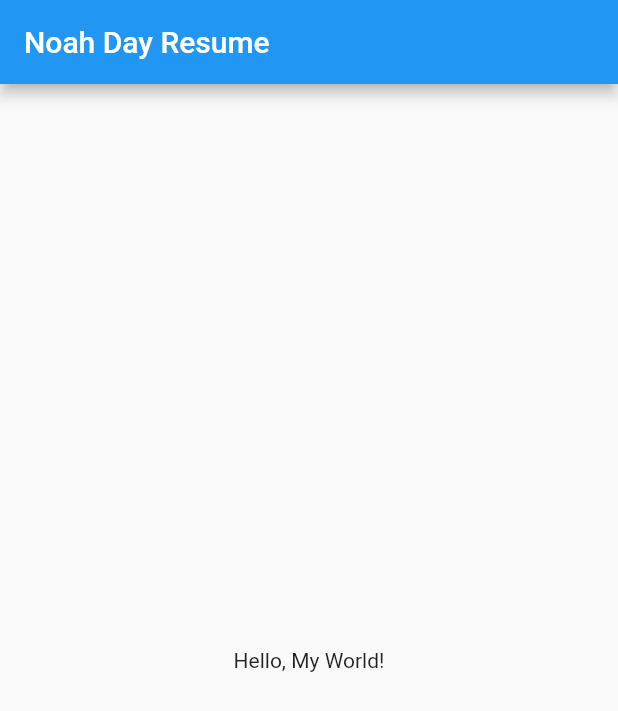
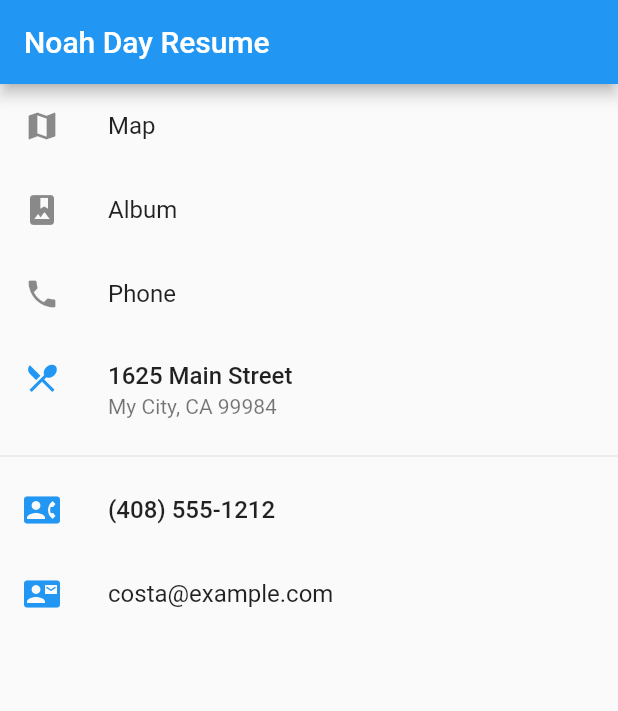
Before and after one commit to Bookfan97/Flutter_Web_App, a Flutter app: the screen it shows after launch, on a phone screen of 412 x 824 dp. Shown: the top 711 px of the screen. Run offline on Flutter 3.47's test engine with Material 2 defaults, Android fonts, the phone set to English and light mode, and no system bars; missing offline and left inert: flutter_web.

Commit message:
Update
Listview created

```diff
--- a/Resume_Website/lib/main.dart
+++ b/Resume_Website/lib/main.dart
@@ -31,32 +31,72 @@ class MyHomePage extends StatelessWidget {
       appBar: AppBar(
         title: Text(title),
       ),
-      body: Center(
-        // Center is a layout widget. It takes a single child and positions it
-        // in the middle of the parent.
-        child: Column(
-          // Column is also layout widget. It takes a list of children and
-          // arranges them vertically. By default, it sizes itself to fit its
-          // children horizontally, and tries to be as tall as its parent.
-          //
-          // Invoke "debug painting" (choose the "Toggle Debug Paint" action
-          // from the Flutter Inspector in Android Studio, or the "Toggle Debug
-          // Paint" command in Visual Studio Code) to see the wireframe for each
-          // widget.
-          //
-          // Column has various properties to control how it sizes itself and
-          // how it positions its children. Here we use mainAxisAlignment to
-          // center the children vertically; the main axis here is the vertical
-          // axis because Columns are vertical (the cross axis would be
-          // horizontal).
-          mainAxisAlignment: MainAxisAlignment.center,
-          children: <Widget>[
-            Text(
-              'Hello, My World!',
-            ),
-          ],
-        ),
-      ), // This trailing comma makes auto-formatting nicer for build methods.
+      body: ListView(
+        children: <Widget>[
+          ListTile(
+            leading: Icon(Icons.map),
+            title: Text('Map'),
+          ),
+          ListTile(
+            leading: Icon(Icons.photo_album),
+            title: Text('Album'),
+          ),
+          ListTile(
+            leading: Icon(Icons.phone),
+            title: Text('Phone'),
+          ),
+              ListTile(
+                title: Text('1625 Main Street',
+                    style: TextStyle(fontWeight: FontWeight.w500)),
+                subtitle: Text('My City, CA 99984'),
+                leading: Icon(
+                  Icons.restaurant_menu,
+                  color: Colors.blue[500],
+                ),
+              ),
+              Divider(),
+              ListTile(
+                title: Text('(408) 555-1212',
+                    style: TextStyle(fontWeight: FontWeight.w500)),
+                leading: Icon(
+                  Icons.contact_phone,
+                  color: Colors.blue[500],
+                ),
+              ),
+              ListTile(
+                title: Text('costa@example.com'),
+                leading: Icon(
+                  Icons.contact_mail,
+                  color: Colors.blue[500],
+                ),
+              ),
+            ],
+          ),
+//      body: Center(
+//        // Center is a layout widget. It takes a single child and positions it
+//        // in the middle of the parent.
+//        child: Column(
+//          // Column is also layout widget. It takes a list of children and
+//          // arranges them vertically. By default, it sizes itself to fit its
+//          // children horizontally, and tries to be as tall as its parent.
+//          //
+//          // Invoke "debug painting" (choose the "Toggle Debug Paint" action
+//          // from the Flutter Inspector in Android Studio, or the "Toggle Debug
+//          // Paint" command in Visual Studio Code) to see the wireframe for each
+//          // widget.
+//          //
+//          // Column has various properties to control how it sizes itself and
+//          // how it positions its children. Here we use mainAxisAlignment to
+//          // center the children vertically; the main axis here is the vertical
+//          // axis because Columns are vertical (the cross axis would be
+//          // horizontal).
+//          mainAxisAlignment: MainAxisAlignment.center,
+//          children: <Widget>[
+//            Text(
+//              'Hello, My World!',
+//            ),
+//          ],
+//        ),
     );
   }
 }
```
